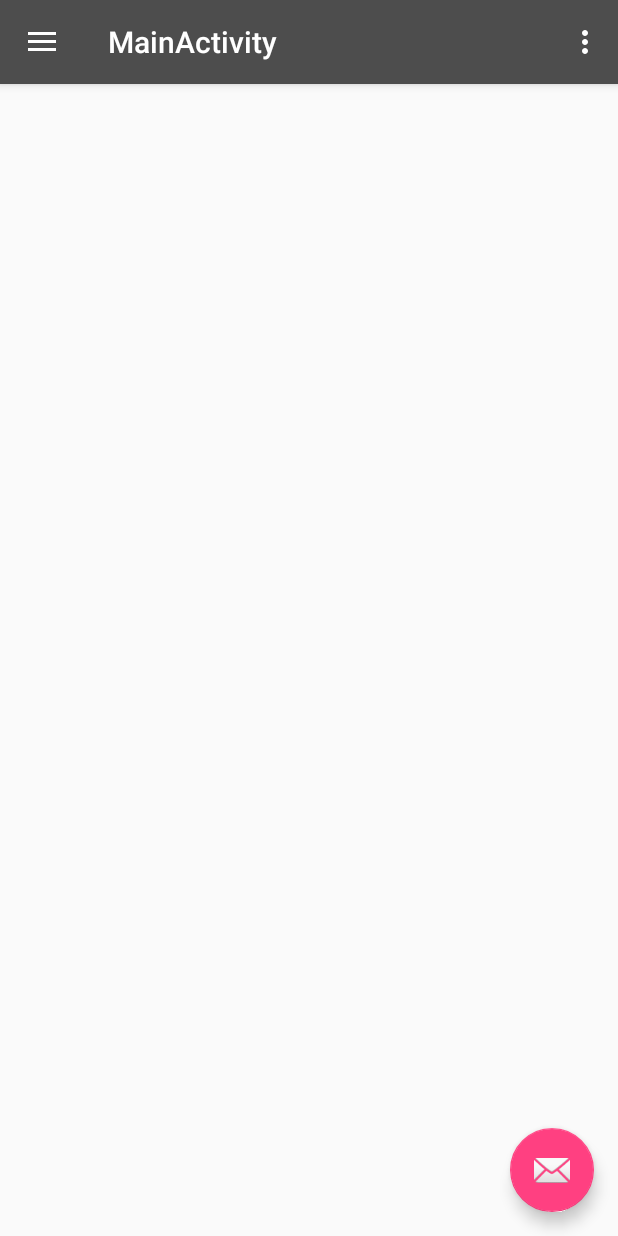
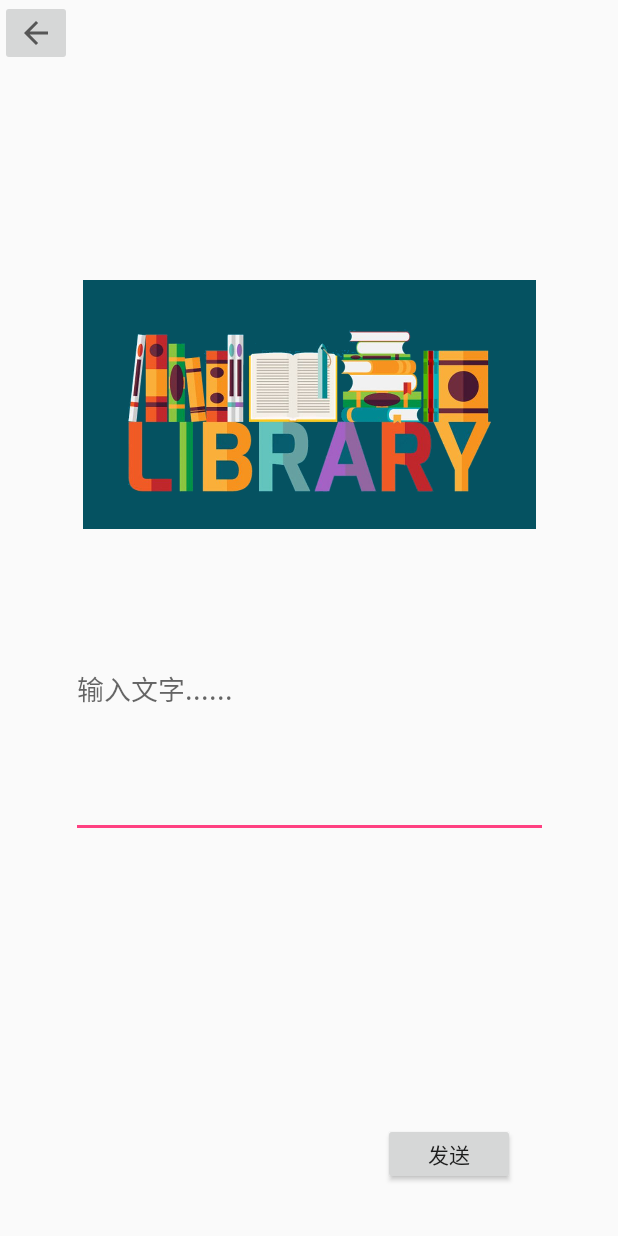
Before and after one commit to vincentstchu/LibraryClientAndroid, an Android app: the MainActivity screen opened directly, with no data from a screen before it, in the side drawer, after a tap on "监督功能", on a phone screen of 412 x 824 dp. Run offline under Robolectric (Android 15) with nearby library versions, the phone set to English and light mode, and no system bars; 1 statement that could not run was skipped.

Commit message:
添加举报功能界面，可以调用系统摄像机拍照。

```diff
--- a/app/build.gradle
+++ b/app/build.gradle
@@ -20,6 +20,7 @@ android {
 
 dependencies {
     implementation 'com.android.support:design:26.1.0'
+    implementation 'com.android.support:support-v4:26.1.0'
     compile 'com.squareup.okhttp3:okhttp:3.9.1'
     compile group: 'com.google.zxing', name: 'core', version: '3.3.1'
     implementation fileTree(dir: 'libs', include: ['*.jar'])
--- /dev/null
+++ b/app/src/main/java/com/vincent/library/libraryclientandroid/InformActivity.java
@@ -0,0 +1,66 @@
+package com.vincent.library.libraryclientandroid;
+
+import android.app.Activity;
+import android.content.Intent;
+import android.graphics.Bitmap;
+import android.os.Environment;
+import android.provider.MediaStore;
+import android.support.v7.app.AppCompatActivity;
+import android.os.Bundle;
+import android.view.View;
+import android.widget.Button;
+import android.widget.EditText;
+import android.widget.ImageView;
+import android.widget.TextView;
+
+import java.io.File;
+import java.io.IOException;
+
+public class InformActivity extends AppCompatActivity {
+
+    private ImageView mImageView;
+    private TextView mTextView;
+    private Button mButton;
+    private File currentImageFile = null;
+
+    @Override
+    protected void onCreate(Bundle savedInstanceState) {
+        super.onCreate(savedInstanceState);
+        setContentView(R.layout.activity_inform);
+        mImageView = (ImageView) findViewById(R.id.informImgView);
+        mTextView = (EditText) findViewById(R.id.informMsgText);
+        mButton = (Button) findViewById(R.id.msgSendButton);
+
+        /*File dir = new File(Environment.getExternalStorageDirectory(),"pictures");
+        if(dir.exists()) {
+            dir.mkdirs();
+        }
+        currentImageFile = new File(dir,System.currentTimeMillis()+".jpg");
+        if(!currentImageFile.exists()) {
+            try {
+                currentImageFile.createNewFile();
+            } catch (IOException e) {
+                e.printStackTrace();
+            }
+        }
+
+        */
+        mImageView.setOnClickListener(new View.OnClickListener() {
+            @Override
+            public void onClick(View view) {
+                Intent intent = new Intent(MediaStore.ACTION_IMAGE_CAPTURE);
+                startActivityForResult(intent, 0x01);
+            }
+        });
+    }
+
+    protected void onActivityResult(int requestCode, int resultCode, Intent data) {
+
+        if (requestCode == 0x01) {
+            Bundle bundle = data.getExtras();
+            Bitmap bitmap = (Bitmap) bundle.get("data");
+            mImageView.setImageBitmap(bitmap);
+        }
+
+    }
+}
--- /dev/null
+++ b/app/src/main/res/layout/activity_inform.xml
@@ -0,0 +1,76 @@
+<?xml version="1.0" encoding="utf-8"?>
+<android.support.constraint.ConstraintLayout xmlns:android="http://schemas.android.com/apk/res/android"
+    xmlns:app="http://schemas.android.com/apk/res-auto"
+    xmlns:tools="http://schemas.android.com/tools"
+    android:layout_width="match_parent"
+    android:layout_height="match_parent"
+    tools:context="com.vincent.library.libraryclientandroid.InformActivity">
+
+    <LinearLayout
+        android:layout_width="wrap_content"
+        android:layout_height="390dp"
+        android:layout_marginBottom="8dp"
+        android:layout_marginEnd="8dp"
+        android:layout_marginStart="8dp"
+        android:layout_marginTop="8dp"
+        android:orientation="vertical"
+        app:layout_constraintBottom_toBottomOf="parent"
+        app:layout_constraintEnd_toEndOf="parent"
+        app:layout_constraintStart_toStartOf="parent"
+        app:layout_constraintTop_toTopOf="parent"
+        app:layout_constraintVertical_bias="0.409">
+
+        <ImageView
+            android:id="@+id/informImgView"
+            android:layout_width="match_parent"
+            android:layout_height="166dp"
+            android:layout_marginBottom="8dp"
+            android:layout_marginEnd="8dp"
+            android:layout_marginStart="8dp"
+            android:layout_marginTop="8dp"
+            android:clickable="true"
+            android:contentDescription="图片"
+            android:scaleType="centerCrop"
+            app:layout_constraintBottom_toBottomOf="parent"
+            app:layout_constraintEnd_toEndOf="parent"
+            app:layout_constraintStart_toStartOf="parent"
+            app:layout_constraintTop_toTopOf="parent"
+            app:layout_constraintVertical_bias="0.195"
+            app:srcCompat="@mipmap/ic_background1" />
+
+        <EditText
+            android:id="@+id/informMsgText"
+            android:layout_width="318dp"
+            android:layout_height="198dp"
+            android:ems="10"
+            android:hint="输入文字......"
+            android:inputType="textMultiLine"
+            android:textAlignment="viewStart" />
+    </LinearLayout>
+
+    <Button
+        android:id="@+id/msgSendButton"
+        style="@style/Widget.AppCompat.Button"
+        android:layout_width="88dp"
+        android:layout_height="41dp"
+        android:layout_marginBottom="8dp"
+        android:layout_marginEnd="8dp"
+        android:layout_marginStart="8dp"
+        android:layout_marginTop="8dp"
+        android:text="@string/msgsend_button_text"
+        app:layout_constraintBottom_toBottomOf="parent"
+        app:layout_constraintEnd_toEndOf="parent"
+        app:layout_constraintHorizontal_bias="0.803"
+        app:layout_constraintStart_toStartOf="parent"
+        app:layout_constraintTop_toTopOf="parent"
+        app:layout_constraintVertical_bias="0.966" />
+
+    <ImageButton
+        android:id="@+id/imageButton"
+        android:layout_width="wrap_content"
+        android:layout_height="wrap_content"
+        app:srcCompat="?android:attr/homeAsUpIndicator"
+        tools:layout_editor_absoluteX="0dp"
+        tools:layout_editor_absoluteY="0dp" />
+
+</android.support.constraint.ConstraintLayout>
--- a/app/src/main/res/values/colors.xml
+++ b/app/src/main/res/values/colors.xml
@@ -4,14 +4,16 @@
     <color name="colorPrimaryDark">#303F9F</color>
     <color name="colorAccent">#FF4081</color>
     <color name="colorBalck">#000000</color>
-    <color name="colorGray">#4D4D4D</color>
+    <color name="colorGray">#4d4d4d</color>
     <color name="colorGray2">#363636</color>
     <!-- QRCode scanner color begin -->
     <color name="viewfinder_mask">#60000000</color>
     <color name="result_view">#B0000000</color>
-    <color name="viewfinder_frame">#90FFFFFF</color>
+    <color name="viewfinder_frame">#90ffffff</color>
     <color name="result_point_color">#C0FFFF00</color>
     <color name="laser_color">#0F0</color>
     <color name="corner_color">#00FF00</color>
+
+    <color name="black_overlay">#66000000</color>
     <!-- QRCode scanner color end -->
 </resources>
--- a/app/src/main/res/values/strings.xml
+++ b/app/src/main/res/values/strings.xml
@@ -7,9 +7,14 @@
     <string name="title_activity_main">MainActivity</string>
     <string name="regist_username">用户名</string>
     <string name="reck_password">确认密码</string>
+    <string name="msgsend_button_text">发送</string>
 
     <string name="navigation_drawer_open">Open navigation drawer</string>
     <string name="navigation_drawer_close">Close navigation drawer</string>
 
     <string name="action_settings">Settings</string>
+
+    <string name="title_activity_smile_plz">SmilePlzActivity</string>
+    <string name="dummy_button">Dummy Button</string>
+    <string name="dummy_content">DUMMY\nCONTENT</string>
 </resources>
--- a/app/src/main/res/values/styles.xml
+++ b/app/src/main/res/values/styles.xml
@@ -25,4 +25,16 @@
 
     <style name="AppTheme.PopupOverlay" parent="ThemeOverlay.AppCompat.Light" />
 
+    <style name="FullscreenTheme" parent="AppTheme">
+        <item name="android:actionBarStyle">@style/FullscreenActionBarStyle</item>
+        <item name="android:windowActionBarOverlay">true</item>
+        <item name="android:windowBackground">@null</item>
+        <item name="metaButtonBarStyle">?android:attr/buttonBarStyle</item>
+        <item name="metaButtonBarButtonStyle">?android:attr/buttonBarButtonStyle</item>
+    </style>
+
+    <style name="FullscreenActionBarStyle" parent="Widget.AppCompat.ActionBar">
+        <item name="android:background">@color/black_overlay</item>
+    </style>
+
 </resources>
```
Also changed, not shown: app/src/main/AndroidManifest.xml (+10 -3 lines), app/src/main/java/com/vincent/library/libraryclientandroid/MainActivity.java (+19 -5 lines), app/src/main/java/com/vincent/library/libraryclientandroid/SmilePlzActivity.java (added, +164 -0 lines), app/src/main/res/layout/activity_smile_plz.xml (added, +56 -0 lines), app/src/main/res/values/attrs.xml (+15 -6 lines).
